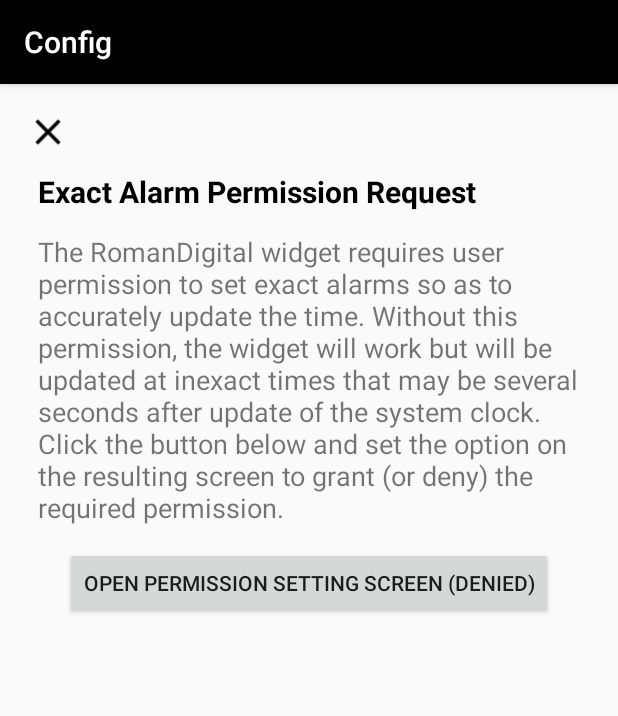
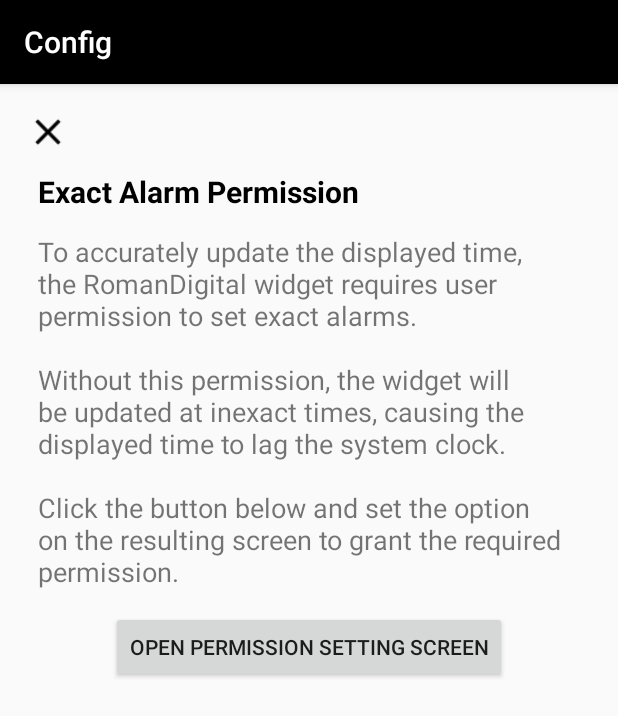
Before and after one commit to dfyockey/RomanDigital, an Android app: the ExactAlarmRequest screen opened directly, with no data from a screen before it, on a phone screen of 412 x 824 dp. Shown: the top 716 px of the screen. Run offline under Robolectric (Android 15) with nearby library versions, the phone set to English and light mode, and no system bars.

Commit message:
Improved exact alarm permission text for when requested and granted

```diff
--- a/app/src/main/java/net/diffengine/romandigitalclock/ExactAlarmRequest.java
+++ b/app/src/main/java/net/diffengine/romandigitalclock/ExactAlarmRequest.java
@@ -15,9 +15,11 @@ import android.view.LayoutInflater;
 import android.view.View;
 import android.view.ViewGroup;
 import android.widget.Button;
+import android.widget.TextView;
 
 public class ExactAlarmRequest extends Fragment implements View.OnClickListener {
     Button btnSetPermission;
+    TextView tvPermissionInfo;
 
     public ExactAlarmRequest() {
         // Required empty public constructor
@@ -41,7 +43,8 @@ public class ExactAlarmRequest extends Fragment implements View.OnClickListener
                              Bundle savedInstanceState) {
         // Inflate the layout for this fragment
         View v = inflater.inflate(R.layout.fragment_exact_alarm_request, container, false);
-        btnSetPermission = (Button) v.findViewById(R.id.btnSetPermission2);
+        tvPermissionInfo = v.findViewById(R.id.tvPermissionExplaination2);
+        btnSetPermission = v.findViewById(R.id.btnSetPermission2);
         btnSetPermission.setOnClickListener(this);
         return v;
     }
@@ -50,13 +53,15 @@ public class ExactAlarmRequest extends Fragment implements View.OnClickListener
     public void onResume() {
         super.onResume();
 
-        AlarmManager alarmManager = (AlarmManager) getActivity().getSystemService(Context.ALARM_SERVICE);
-        String permission;
+        AlarmManager alarmManager = (AlarmManager) requireActivity().getSystemService(Context.ALARM_SERVICE);
+
+        int info;
         if (Build.VERSION.SDK_INT >= Build.VERSION_CODES.S && alarmManager.canScheduleExactAlarms()) {
-            permission = "Granted";
+            info = R.string.exact_alarm_permission_granted;
         } else {
-            permission = "Denied";
+            info = R.string.explain_exact_alarm_permission;
         }
-        btnSetPermission.setText(getString(R.string.button_exact_alarm_permission, permission));
+
+        tvPermissionInfo.setText(getString(info));
     }
 }
--- a/app/src/main/res/values/strings.xml
+++ b/app/src/main/res/values/strings.xml
@@ -48,14 +48,21 @@ limitations under the License."
     <!-- Appwidget Strings -->
     <string name="appwidget_text">initializing</string>
     <string name="app_widget_description">The current time in Roman numerals</string>
-    <string name="exact_alarm_section_title">Exact Alarm Permission Request</string>
+    <string name="exact_alarm_section_title">Exact Alarm Permission</string>
     <string name="explain_exact_alarm_permission">
-        The RomanDigital widget requires user permission to set exact alarms so as to accurately
-        update the time. Without this permission, the widget
-        will work but will be updated at inexact times that may be several seconds after update of
-        the system clock. Click the button below and set the option on the resulting screen to grant
-        (or deny) the required permission.
+        To accurately update the displayed time, the RomanDigital widget requires user permission to
+        set exact alarms.
+        \n\nWithout this permission, the widget will be updated at inexact times, causing the
+        displayed time to lag the system clock.
+        \n\nClick the button below and set the option on the resulting screen to grant the required
+        permission.
     </string>
-    <string name="button_exact_alarm_permission">Open Permission Setting Screen (%1$s)</string>
+    <string name="exact_alarm_permission_granted">
+        The RomanDigital widget currently has permission to set exact alarms so it can accurately
+        update the displayed time.
+        \n\nThis permission may be revoked to minimize battery consumption by
+        clicking the button below and unsetting the option on the resulting screen.
+    </string>
+    <string name="button_exact_alarm_permission">Open Permission Setting Screen</string>
     <string name="close_btn_description">Configuration Activity Close</string>
 </resources>
```
